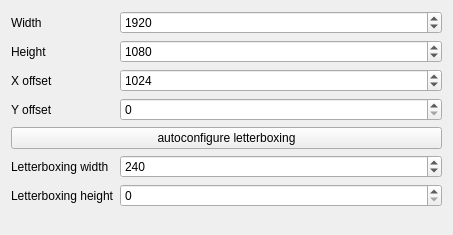
Old version of the form ambilight-gui/singlescreenconfigpage.ui in the repository enra64/PalliLux.
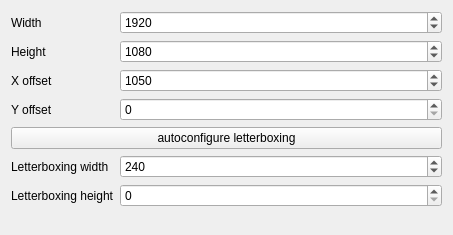
New version of the form.

Patch:
```diff
--- a/ambilight-gui/singlescreenconfigpage.ui
+++ b/ambilight-gui/singlescreenconfigpage.ui
@@ -61,7 +61,7 @@
       <number>1000000000</number>
      </property>
      <property name="value">
-      <number>1024</number>
+      <number>1050</number>
      </property>
     </widget>
    </item>
```
